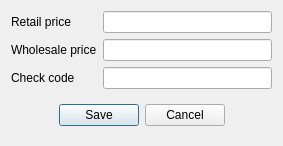
This is Forms/c5changepriceofgroup.ui in End1-1/Cafe5 as Qt 5 draws it before an edit. The edited form follows.
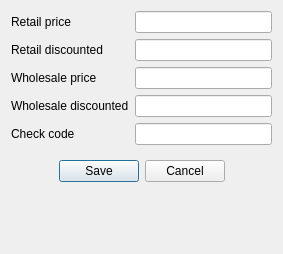
This is the edited form. Custom widgets are drawn as their Qt base class.

What changed in the file:
```diff
--- a/Forms/c5changepriceofgroup.ui
+++ b/Forms/c5changepriceofgroup.ui
@@ -7,7 +7,7 @@
     <x>0</x>
     <y>0</y>
     <width>283</width>
-    <height>137</height>
+    <height>254</height>
    </rect>
   </property>
   <property name="windowTitle">
@@ -24,27 +24,27 @@
    <item row="0" column="1">
     <widget class="C5LineEdit" name="lePrice1"/>
    </item>
-   <item row="1" column="0">
+   <item row="2" column="0">
     <widget class="QLabel" name="label_2">
      <property name="text">
       <string>Wholesale price</string>
      </property>
     </widget>
    </item>
-   <item row="1" column="1">
+   <item row="2" column="1">
     <widget class="C5LineEdit" name="lePrice2"/>
    </item>
-   <item row="2" column="0">
+   <item row="4" column="0">
     <widget class="QLabel" name="lbCheckcode">
      <property name="text">
       <string>Check code</string>
      </property>
     </widget>
    </item>
-   <item row="2" column="1">
+   <item row="4" column="1">
     <widget class="C5LineEdit" name="leCheckCode"/>
    </item>
-   <item row="3" column="0" colspan="2">
+   <item row="5" column="0" colspan="2">
     <widget class="QWidget" name="widget" native="true">
      <layout class="QHBoxLayout" name="horizontalLayout">
       <item>
@@ -90,6 +90,26 @@
      </layout>
     </widget>
    </item>
+   <item row="1" column="0">
+    <widget class="QLabel" name="label_3">
+     <property name="text">
+      <string>Retail discounted</string>
+     </property>
+    </widget>
+   </item>
+   <item row="3" column="0">
+    <widget class="QLabel" name="label_4">
+     <property name="text">
+      <string>Wholesale discounted</string>
+     </property>
+    </widget>
+   </item>
+   <item row="3" column="1">
+    <widget class="C5LineEdit" name="lePrice2disc"/>
+   </item>
+   <item row="1" column="1">
+    <widget class="C5LineEdit" name="lePrice1disc"/>
+   </item>
   </layout>
  </widget>
  <customwidgets>
```
